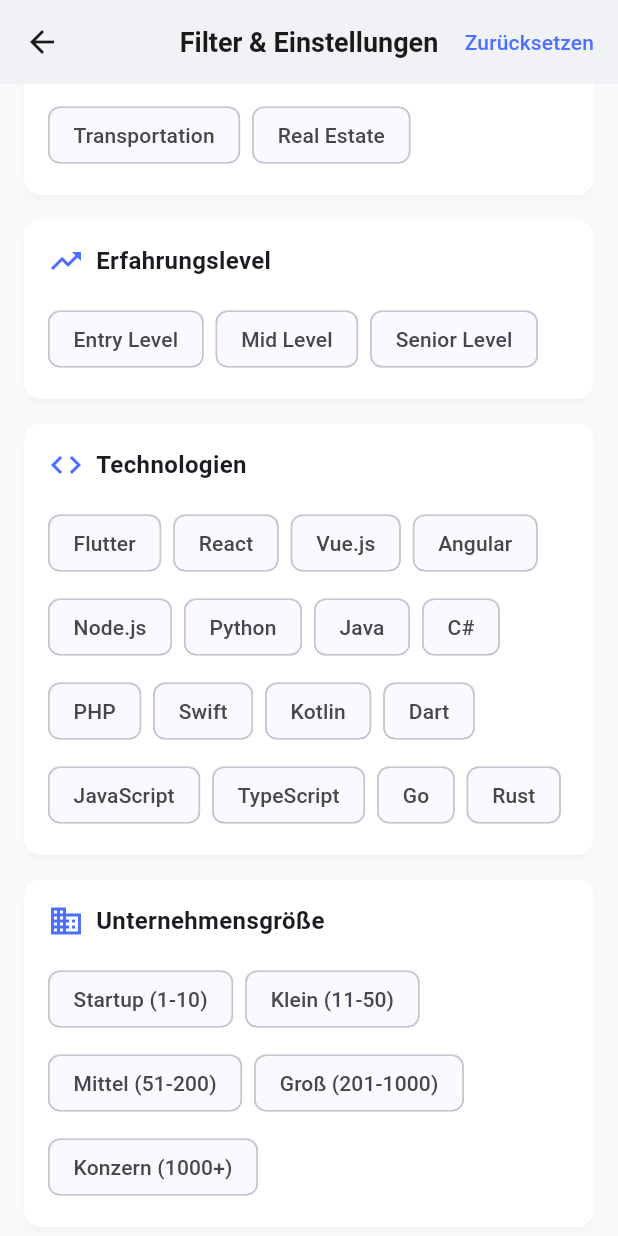
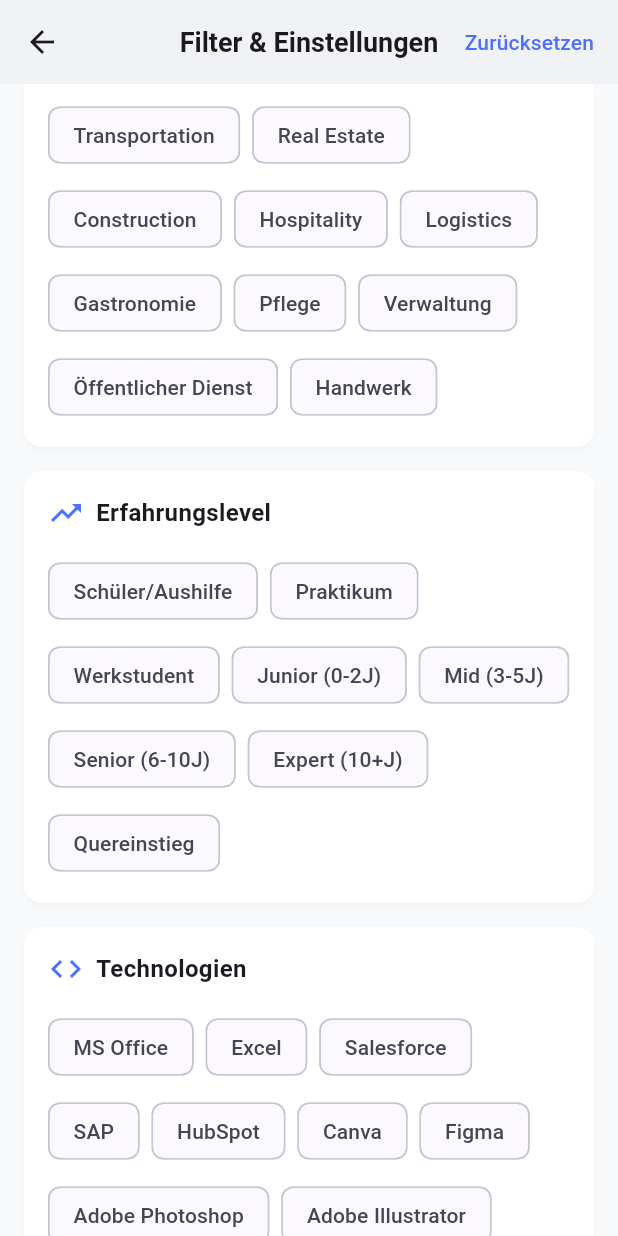
Before and after one commit to temporaryguy234/app-new, a Flutter app: the FilterScreen screen opened directly, scrolled down 1152 dp, on a phone screen of 412 x 824 dp. Run offline on Flutter 3.47's test engine with Material 3 defaults, Android fonts, the phone set to English and light mode, and no system bars; our stand-ins replace cloud_firestore, file_picker, firebase_ai, firebase_auth, firebase_core, firebase_storage and 3 more; missing offline and left inert: flutter_facebook_auth, syncfusion_flutter_pdf; accounts and stored records are empty.

Commit message:
Fix UX and filters
- Swipe: hide 1/N counter, restrict to horizontal swipes
- JobCard: larger height, scrollable content, show postal code, requirements/responsibilities
- Filters: wider industries, non-IT tools, richer experience levels, umlaut-aware autocomplete (BERâ†’Berlin, KÃ¶ln ok)
- Profile: show extracted name/email from resume analysis

```diff
--- a/lib/screens/filter/filter_screen.dart
+++ b/lib/screens/filter/filter_screen.dart
@@ -33,40 +33,16 @@ class _FilterScreenState extends State<FilterScreen> {
   ];
 
   final List<String> _industries = [
-    'IT & Software',
-    'Marketing',
-    'Sales',
-    'Finance',
-    'HR',
-    'Design',
-    'Consulting',
-    'Healthcare',
-    'Education',
-    'Engineering',
-    'Media',
-    'Retail',
-    'Manufacturing',
-    'Transportation',
-    'Real Estate',
+    'IT & Software', 'Marketing', 'Sales', 'Finance', 'HR', 'Design', 'Consulting', 'Healthcare', 'Education', 'Engineering',
+    'Media', 'Retail', 'Manufacturing', 'Transportation', 'Real Estate',
+    'Construction', 'Hospitality', 'Logistics', 'Gastronomie', 'Pflege', 'Verwaltung', 'Öffentlicher Dienst', 'Handwerk',
   ];
 
   final List<String> _technologies = [
-    'Flutter',
-    'React',
-    'Vue.js',
-    'Angular',
-    'Node.js',
-    'Python',
-    'Java',
-    'C#',
-    'PHP',
-    'Swift',
-    'Kotlin',
-    'Dart',
-    'JavaScript',
-    'TypeScript',
-    'Go',
-    'Rust',
+    // breiter: auch nicht-IT Technologien/Tools
+    'MS Office', 'Excel', 'Salesforce', 'SAP', 'HubSpot', 'Canva', 'Figma', 'Adobe Photoshop', 'Adobe Illustrator', 'Google Ads', 'Meta Ads',
+    // und Entwickler-Stack bleibt enthalten
+    'Flutter','React','Vue.js','Angular','Node.js','Python','Java','C#','PHP','Swift','Kotlin','Dart','JavaScript','TypeScript','Go','Rust',
   ];
 
   final List<String> _companySizes = [
@@ -91,9 +67,14 @@ class _FilterScreenState extends State<FilterScreen> {
   ];
 
   final List<String> _experienceLevels = [
-    'Entry Level',
-    'Mid Level',
-    'Senior Level',
+    'Schüler/Aushilfe',
+    'Praktikum',
+    'Werkstudent',
+    'Junior (0-2J)',
+    'Mid (3-5J)',
+    'Senior (6-10J)',
+    'Expert (10+J)',
+    'Quereinstieg',
   ];
 
   final List<String> _contractTypes = [
@@ -227,13 +208,23 @@ class _FilterScreenState extends State<FilterScreen> {
                     optionsBuilder: (TextEditingValue textEditingValue) {
                       final q = textEditingValue.text.trim().toLowerCase();
                       if (q.isEmpty) return const Iterable<String>.empty();
-                      // einfache Vorschläge inkl. Umlaute
-                      final cities = [
-                        'Berlin', 'München', 'Köln', 'Düsseldorf', 'Frankfurt', 'Hamburg', 'Stuttgart', 'Leipzig',
-                        'Wien', 'Graz', 'Linz', 'Salzburg', 'Innsbruck',
-                        'Zürich', 'Genf', 'Basel', 'Bern', 'Lausanne',
-                      ];
-                      return cities.where((c) => c.toLowerCase().startsWith(q)).take(8);
+                      // Vorschläge inkl. Umlaute und Kürzeln (BER → Berlin)
+                      final cityMap = {
+                        'ber': 'Berlin', 'berlin': 'Berlin',
+                        'muc': 'München', 'muenchen': 'München', 'münchen': 'München',
+                        'cgn': 'Köln', 'koeln': 'Köln', 'köln': 'Köln',
+                        'dus': 'Düsseldorf', 'düsseldorf': 'Düsseldorf',
+                        'fra': 'Frankfurt', 'frankfurt': 'Frankfurt',
+                        'ham': 'Hamburg', 'hamburg': 'Hamburg',
+                        'vie': 'Wien', 'wien': 'Wien',
+                        'zrh': 'Zürich', 'zuerich': 'Zürich', 'zürich': 'Zürich',
+                        'basel': 'Basel', 'bern': 'Bern', 'graz': 'Graz', 'linz': 'Linz', 'salzburg': 'Salzburg', 'innsbruck': 'Innsbruck',
+                      };
+                      return cityMap.entries
+                          .where((e) => e.key.startsWith(q))
+                          .map((e) => e.value)
+                          .toSet()
+                          .take(8);
                     },
                     onSelected: (String selection) {
                       setState(() {
--- a/lib/screens/profile/profile_screen.dart
+++ b/lib/screens/profile/profile_screen.dart
@@ -165,8 +165,8 @@ class _ProfileScreenState extends State<ProfileScreen> {
                                 child: Text(
                                   (_analysis?.extractedName?.isNotEmpty == true
                                       ? _analysis!.extractedName!.substring(0, 1).toUpperCase()
-                                      : 'DU'),
-                                  style: TextStyle(
+                                      : (Provider.of<AuthService>(context, listen: false).currentUser?.displayName?.substring(0,1).toUpperCase() ?? 'D')),
+                                  style: const TextStyle(
                                     color: Colors.white,
                                     fontSize: 18,
                                     fontWeight: FontWeight.bold,
```
Also changed, not shown: lib/screens/home/swipe_screen.dart (+8 -0 lines), lib/widgets/job_card.dart (+39 -0 lines).
